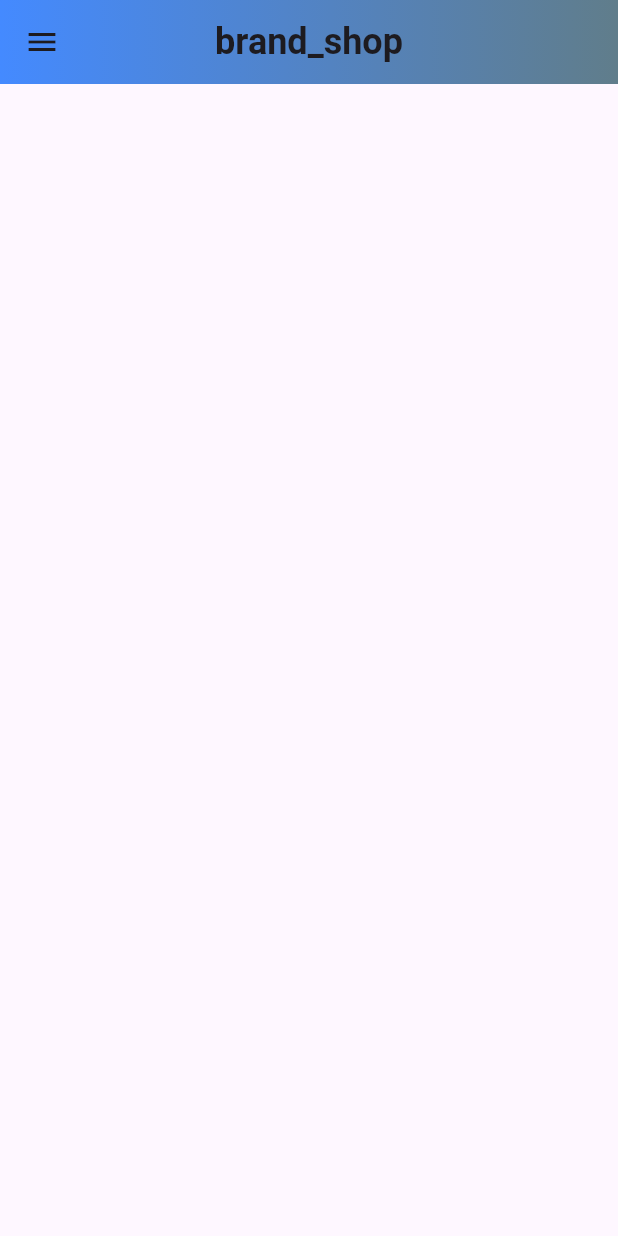
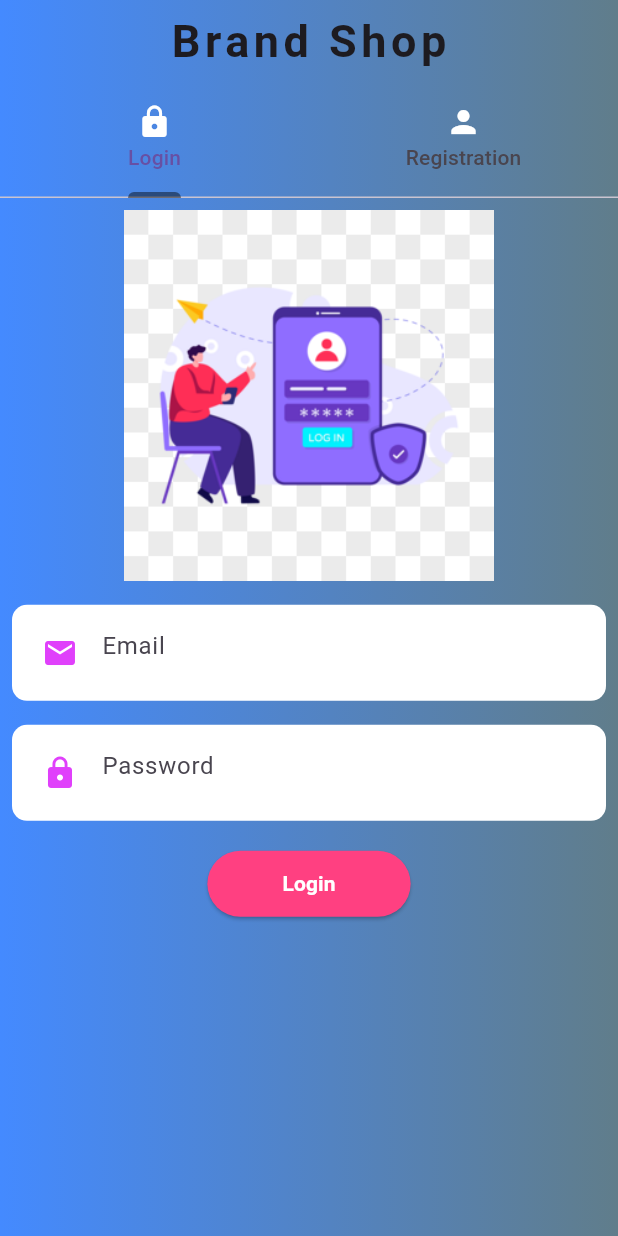
Before and after one commit to Ranit003/brand_shop, a Flutter app: the screen it shows after launch, on a phone screen of 412 x 824 dp. Run offline on Flutter 3.47's test engine with Material 3 defaults, Android fonts, the light colour scheme and no system bars; our stand-ins replace firebase_auth, firebase_core; accounts and stored records are empty.

Commit message:
2nd commit

```diff
--- /dev/null
+++ b/lib/authScreens/auth_screen.dart
@@ -0,0 +1,99 @@
+import 'package:brand_shop/authScreens/login_tab_page.dart';
+import 'package:brand_shop/authScreens/registration_tab_page.dart';
+import 'package:flutter/material.dart';
+
+
+class AuthScreen extends StatefulWidget
+{
+  const AuthScreen({Key? key}) : super(key: key);
+
+  @override
+  State<AuthScreen> createState() => _AuthScreenState();
+}
+
+class _AuthScreenState extends State<AuthScreen>
+{
+  @override
+  Widget build(BuildContext context) {
+    return DefaultTabController(
+        length: 2,
+        child: Scaffold(
+          appBar: AppBar(
+            flexibleSpace: Container(
+              decoration:const BoxDecoration(
+                gradient: LinearGradient(
+                  colors: [
+                    Colors.blueAccent,
+                    Colors.blueGrey,
+                  ],
+                  begin: FractionalOffset(0.0,0.0),
+                  end: FractionalOffset(1.0,0.0),
+                  stops: [0.0,1.0],
+                  tileMode: TileMode.clamp,
+
+                ),
+              ),
+            ),
+
+          title:const Text(
+            "Brand Shop",
+            style: TextStyle(
+              fontSize: 30,
+              fontWeight: FontWeight.bold,
+              letterSpacing: 3,
+
+            ),
+
+          ),
+            centerTitle: true,
+            bottom: const TabBar(
+              indicatorColor: Colors.black45,
+                indicatorWeight: 4,
+                tabs: [
+
+                  Tab(
+                    text: "Login",
+                    icon: Icon(Icons.lock,
+                    color:Colors.white
+                    ),
+                  ),
+
+                  Tab(
+                    text: "Registration",
+                    icon: Icon(Icons.person,
+                        color:Colors.white
+                    ),
+                  ),
+
+                ],
+            ),
+
+        ),
+
+          body: Container(
+            decoration:const BoxDecoration(
+              gradient: LinearGradient(
+                colors: [
+                  Colors.blueAccent,
+                  Colors.blueGrey,
+                ],
+                begin: FractionalOffset(0.0,0.0),
+                end: FractionalOffset(1.0,0.0),
+                stops: [0.0,1.0],
+                tileMode: TileMode.clamp,
+
+              ),
+            ),
+            child: const TabBarView(
+                children:[
+                  LoginTabPage(),
+                  RegistrationTabPage()
+
+                ],
+            ),
+          ),
+        ),
+
+    );
+  }
+}
--- /dev/null
+++ b/lib/authScreens/login_tab_page.dart
@@ -0,0 +1,94 @@
+import 'package:flutter/material.dart';
+
+import '../widgets/custom_text_field.dart';
+
+
+class LoginTabPage extends StatefulWidget {
+  const LoginTabPage({Key? key}) : super(key: key);
+
+  @override
+  State<LoginTabPage> createState() => _LoginTabPageState();
+}
+
+class _LoginTabPageState extends State<LoginTabPage>
+{
+  TextEditingController emailTextEditigController=TextEditingController();
+  TextEditingController passwordTextEditigController=TextEditingController();
+  GlobalKey<FormState> Formkey = GlobalKey<FormState>();
+
+  @override
+  Widget build(BuildContext context) {
+    return SingleChildScrollView(
+      child: Container(
+        child: Column(
+          children: [
+            Padding(
+              padding: const EdgeInsets.all(8.0),
+              child: Image.asset(
+                  "images/login.png",
+              height: MediaQuery.of(context).size.width*0.60,
+              ),
+            ),
+
+
+            Form(
+              key: Formkey,
+              child: Column(
+                children: [
+
+
+                  //emial
+
+                  CustomTextFiled(
+                    textEditingController: emailTextEditigController,
+                    iconData: Icons.email,
+                    hinttext: "Email",
+                    isObsecre: false,
+                    enabled: true,
+                  ),
+
+                  //password
+
+                  CustomTextFiled(
+                    textEditingController: passwordTextEditigController,
+                    iconData: Icons.lock,
+                    hinttext: "Password",
+                    isObsecre: true,
+                    enabled: true,
+                  ),
+
+
+                  const SizedBox(height:10,),
+
+                ],
+              ),
+
+            ),
+
+            ElevatedButton(
+                style: ElevatedButton.styleFrom(
+                    backgroundColor: Colors.pinkAccent,
+                    padding: EdgeInsets.symmetric(horizontal: 50,vertical: 12)
+                ),
+                onPressed: ()
+                {
+
+                },
+                child: Text(
+                  "Login",
+                  style:TextStyle(
+                      color:Colors.white,
+                      fontWeight: FontWeight.bold
+                  ),
+                )
+
+            ),
+
+            const SizedBox(height: 20,)
+
+          ],
+        ),
+      ),
+    );
+  }
+}
--- a/lib/main.dart
+++ b/lib/main.dart
@@ -1,7 +1,14 @@
+import 'package:brand_shop/authScreens/auth_screen.dart';
 import 'package:brand_shop/main_screens/home_screen.dart';
+import 'package:brand_shop/splashscreen/my_splash_screen.dart';
+import 'package:firebase_core/firebase_core.dart';
 import 'package:flutter/material.dart';
+import 'package:firebase_auth/firebase_auth.dart';
 
-void main() {
+Future<void> main() async {
+  WidgetsFlutterBinding.ensureInitialized();
+  Firebase.initializeApp();
+//void main(){
   runApp(const MyApp());
 }
 
@@ -20,7 +27,7 @@ class MyApp extends StatelessWidget {
         primarySwatch: Colors.purple,
       ),
       debugShowCheckedModeBanner: false,
-      home:HomeScreen(),
+      home:AuthScreen(),
     );
   }
 }
--- /dev/null
+++ b/lib/widgets/custom_text_field.dart
@@ -0,0 +1,56 @@
+import 'package:flutter/gestures.dart';
+import 'package:flutter/material.dart';
+
+class CustomTextFiled extends StatefulWidget
+{
+  //CustomTextFiled({Key? key}) : super(key: key);
+
+  TextEditingController? textEditingController;
+  IconData? iconData;
+  String?hinttext;
+  bool? isObsecre=true;
+  bool?enabled=true;
+
+  CustomTextFiled({super.key,
+   this.textEditingController,
+   this.iconData,
+   this.hinttext,
+   this.isObsecre,
+   this.enabled,
+});
+
+  @override
+
+  State<CustomTextFiled> createState() => _CustomTextFiledState();
+}
+
+class _CustomTextFiledState extends State<CustomTextFiled> {
+  @override
+  Widget build(BuildContext context) {
+    return Container(
+      decoration: BoxDecoration(
+        color: Colors.white,
+        borderRadius: BorderRadius.all(Radius.circular(10)),
+      ),
+      padding: const EdgeInsets.all(8.0),
+      margin: const EdgeInsets.all(8.0),
+      child: TextFormField(
+        enabled: widget.enabled,
+        controller: widget.textEditingController,
+        obscureText: widget.isObsecre!,
+        cursorColor: Theme.of(context).primaryColor,
+        decoration: InputDecoration(
+          border: InputBorder.none,
+          prefixIcon: Icon(
+            widget.iconData,
+            color: Colors.purpleAccent,
+
+          ),
+          focusColor:Theme.of(context).primaryColor,
+          hintText: widget.hinttext,
+        ),
+      ),
+
+    );
+  }
+}
```
Also changed, not shown: lib/authScreens/registration_tab_page.dart (added, +132 -0 lines), lib/splashscreen/my_splash_screen.dart (added, +84 -0 lines), pubspec.yaml (+10 -4 lines), images/login.png (added), images/welcome.png (added), pubspec.lock, 7 other files.
